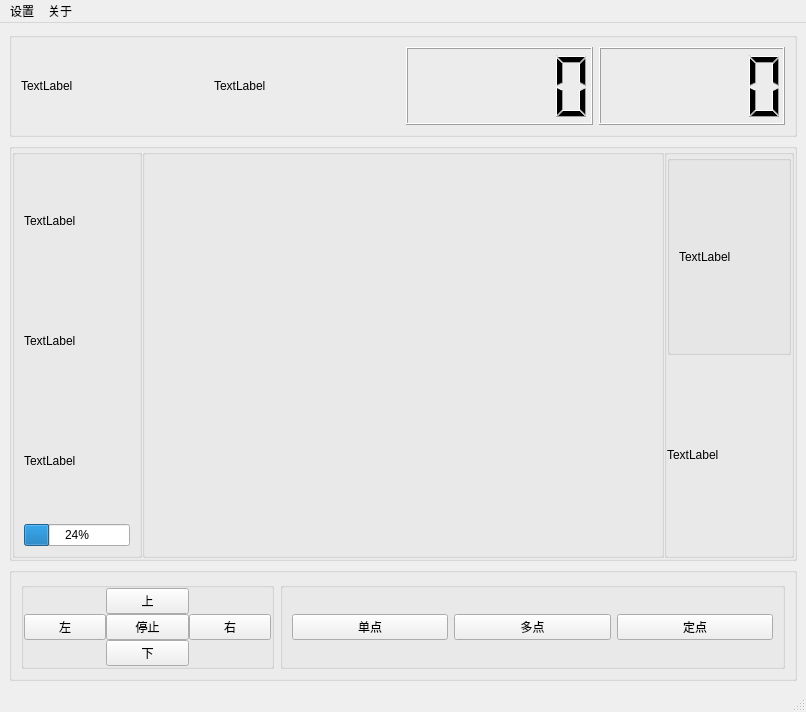
This is main.ui in ndkjing/u_v as Qt 5 draws it before an edit. The edited form follows.
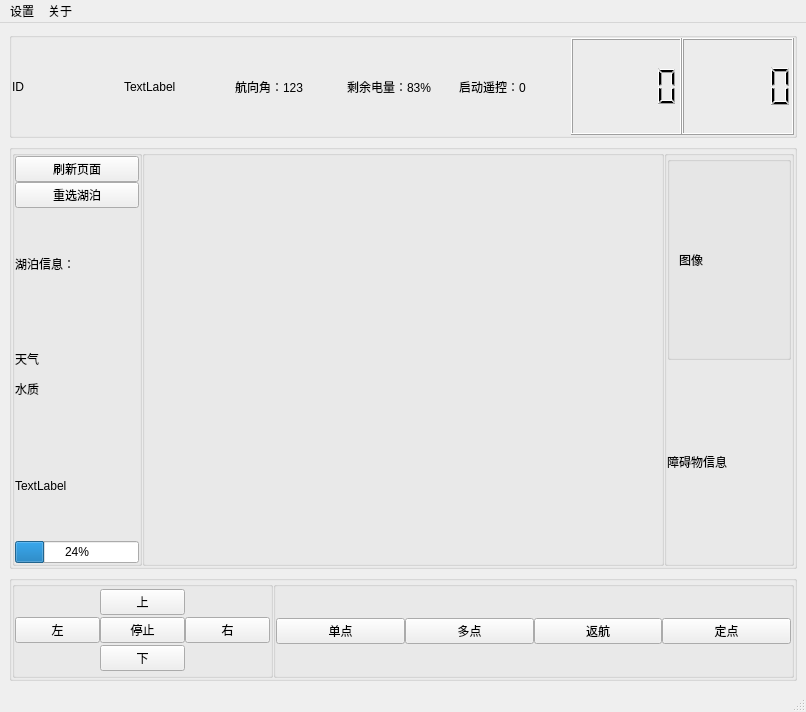
This is the edited form.

The edit to the form file:
```diff
--- a/main.ui
+++ b/main.ui
@@ -21,17 +21,53 @@
        <string/>
       </property>
       <layout class="QHBoxLayout" name="horizontalLayout_3">
+       <property name="spacing">
+        <number>0</number>
+       </property>
+       <property name="leftMargin">
+        <number>0</number>
+       </property>
+       <property name="topMargin">
+        <number>0</number>
+       </property>
+       <property name="rightMargin">
+        <number>0</number>
+       </property>
+       <property name="bottomMargin">
+        <number>0</number>
+       </property>
+       <item>
+        <widget class="QLabel" name="logo_label">
+         <property name="text">
+          <string>ID</string>
+         </property>
+        </widget>
+       </item>
+       <item>
+        <widget class="QLabel" name="time_label">
+         <property name="text">
+          <string>TextLabel</string>
+         </property>
+        </widget>
+       </item>
+       <item>
+        <widget class="QLabel" name="direction_label">
+         <property name="text">
+          <string>航向角：123</string>
+         </property>
+        </widget>
+       </item>
        <item>
         <widget class="QLabel" name="dump_energy_label">
          <property name="text">
-          <string>TextLabel</string>
+          <string>剩余电量：83%</string>
          </property>
         </widget>
        </item>
        <item>
         <widget class="QLabel" name="remote_control_label">
          <property name="text">
-          <string>TextLabel</string>
+          <string>启动遥控：0</string>
          </property>
         </widget>
        </item>
@@ -71,17 +107,46 @@
           <string/>
          </property>
          <layout class="QVBoxLayout" name="verticalLayout_2">
+          <property name="spacing">
+           <number>0</number>
+          </property>
+          <property name="leftMargin">
+           <number>0</number>
+          </property>
+          <property name="topMargin">
+           <number>0</number>
+          </property>
+          <property name="rightMargin">
+           <number>0</number>
+          </property>
+          <property name="bottomMargin">
+           <number>0</number>
+          </property>
+          <item>
+           <widget class="QPushButton" name="reload_button">
+            <property name="text">
+             <string>刷新页面</string>
+            </property>
+           </widget>
+          </item>
+          <item>
+           <widget class="QPushButton" name="reselect_button">
+            <property name="text">
+             <string>重选湖泊</string>
+            </property>
+           </widget>
+          </item>
           <item>
            <widget class="QLabel" name="angle_label">
             <property name="text">
-             <string>TextLabel</string>
+             <string>湖泊信息：</string>
             </property>
            </widget>
           </item>
           <item>
            <widget class="QLabel" name="detect_label">
             <property name="text">
-             <string>TextLabel</string>
+             <string>&lt;html&gt;&lt;head/&gt;&lt;body&gt;&lt;p&gt;天气&lt;/p&gt;&lt;p&gt;水质&lt;/p&gt;&lt;/body&gt;&lt;/html&gt;</string>
             </property>
            </widget>
           </item>
@@ -140,7 +205,7 @@
              <item>
               <widget class="QLabel" name="video_label">
                <property name="text">
-                <string>TextLabel</string>
+                <string>图像</string>
                </property>
               </widget>
              </item>
@@ -150,7 +215,7 @@
           <item>
            <widget class="QLabel" name="distance_show_label">
             <property name="text">
-             <string>TextLabel</string>
+             <string>障碍物信息</string>
             </property>
            </widget>
           </item>
@@ -166,6 +231,21 @@
        <string/>
       </property>
       <layout class="QHBoxLayout" name="horizontalLayout_2" stretch="1,2">
+       <property name="spacing">
+        <number>0</number>
+       </property>
+       <property name="leftMargin">
+        <number>0</number>
+       </property>
+       <property name="topMargin">
+        <number>0</number>
+       </property>
+       <property name="rightMargin">
+        <number>0</number>
+       </property>
+       <property name="bottomMargin">
+        <number>0</number>
+       </property>
        <item>
         <widget class="QGroupBox" name="groupBox_7">
          <property name="title">
@@ -192,6 +272,12 @@
             <property name="text">
              <string>左</string>
             </property>
+            <property name="checkable">
+             <bool>true</bool>
+            </property>
+            <property name="autoExclusive">
+             <bool>true</bool>
+            </property>
            </widget>
           </item>
           <item row="0" column="1">
@@ -199,6 +285,12 @@
             <property name="text">
              <string>上</string>
             </property>
+            <property name="checkable">
+             <bool>true</bool>
+            </property>
+            <property name="autoExclusive">
+             <bool>true</bool>
+            </property>
            </widget>
           </item>
           <item row="1" column="2">
@@ -206,6 +298,12 @@
             <property name="text">
              <string>右</string>
             </property>
+            <property name="checkable">
+             <bool>true</bool>
+            </property>
+            <property name="autoExclusive">
+             <bool>true</bool>
+            </property>
            </widget>
           </item>
           <item row="1" column="1">
@@ -213,6 +311,12 @@
             <property name="text">
              <string>停止</string>
             </property>
+            <property name="checkable">
+             <bool>true</bool>
+            </property>
+            <property name="autoExclusive">
+             <bool>true</bool>
+            </property>
            </widget>
           </item>
           <item row="2" column="1">
@@ -220,6 +324,12 @@
             <property name="text">
              <string>下</string>
             </property>
+            <property name="checkable">
+             <bool>true</bool>
+            </property>
+            <property name="autoExclusive">
+             <bool>true</bool>
+            </property>
            </widget>
           </item>
          </layout>
@@ -231,11 +341,38 @@
           <string/>
          </property>
          <layout class="QHBoxLayout" name="horizontalLayout_4">
+          <property name="spacing">
+           <number>0</number>
+          </property>
+          <property name="leftMargin">
+           <number>0</number>
+          </property>
+          <property name="topMargin">
+           <number>0</number>
+          </property>
+          <property name="rightMargin">
+           <number>0</number>
+          </property>
+          <property name="bottomMargin">
+           <number>0</number>
+          </property>
           <item>
            <widget class="QPushButton" name="single_point_button">
             <property name="text">
              <string>单点</string>
             </property>
+            <property name="checkable">
+             <bool>true</bool>
+            </property>
+            <property name="checked">
+             <bool>false</bool>
+            </property>
+            <property name="autoRepeat">
+             <bool>false</bool>
+            </property>
+            <property name="autoExclusive">
+             <bool>true</bool>
+            </property>
            </widget>
           </item>
           <item>
@@ -243,6 +380,25 @@
             <property name="text">
              <string>多点</string>
             </property>
+            <property name="checkable">
+             <bool>true</bool>
+            </property>
+            <property name="autoExclusive">
+             <bool>true</bool>
+            </property>
+           </widget>
+          </item>
+          <item>
+           <widget class="QPushButton" name="backhome_button">
+            <property name="text">
+             <string>返航</string>
+            </property>
+            <property name="checkable">
+             <bool>true</bool>
+            </property>
+            <property name="autoExclusive">
+             <bool>true</bool>
+            </property>
            </widget>
           </item>
           <item>
@@ -250,6 +406,9 @@
             <property name="text">
              <string>定点</string>
             </property>
+            <property name="checkable">
+             <bool>true</bool>
+            </property>
            </widget>
           </item>
          </layout>
```
Left out of the diff: 2 changed lines with no effect on the pictures.
